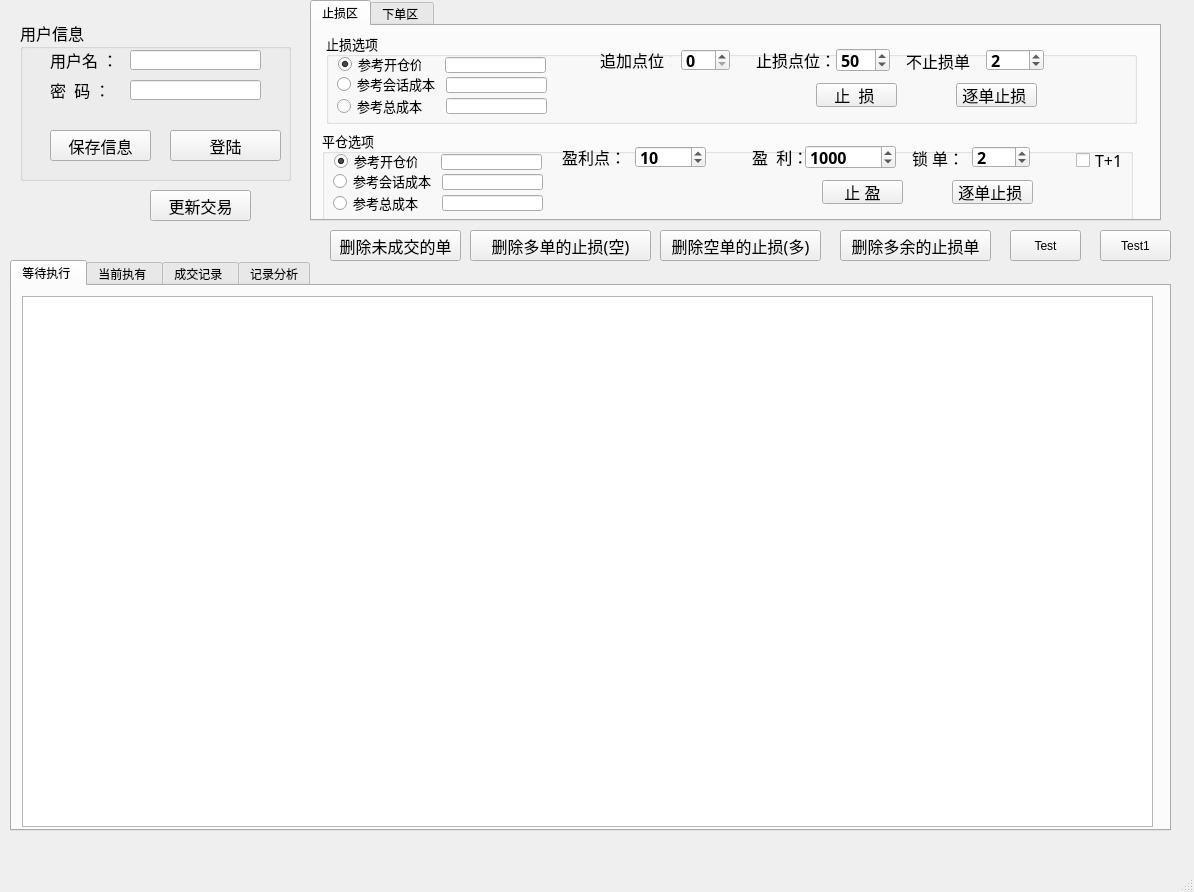
Before: the Qt Designer form win2.ui in che7611/test, drawn with Qt 5.
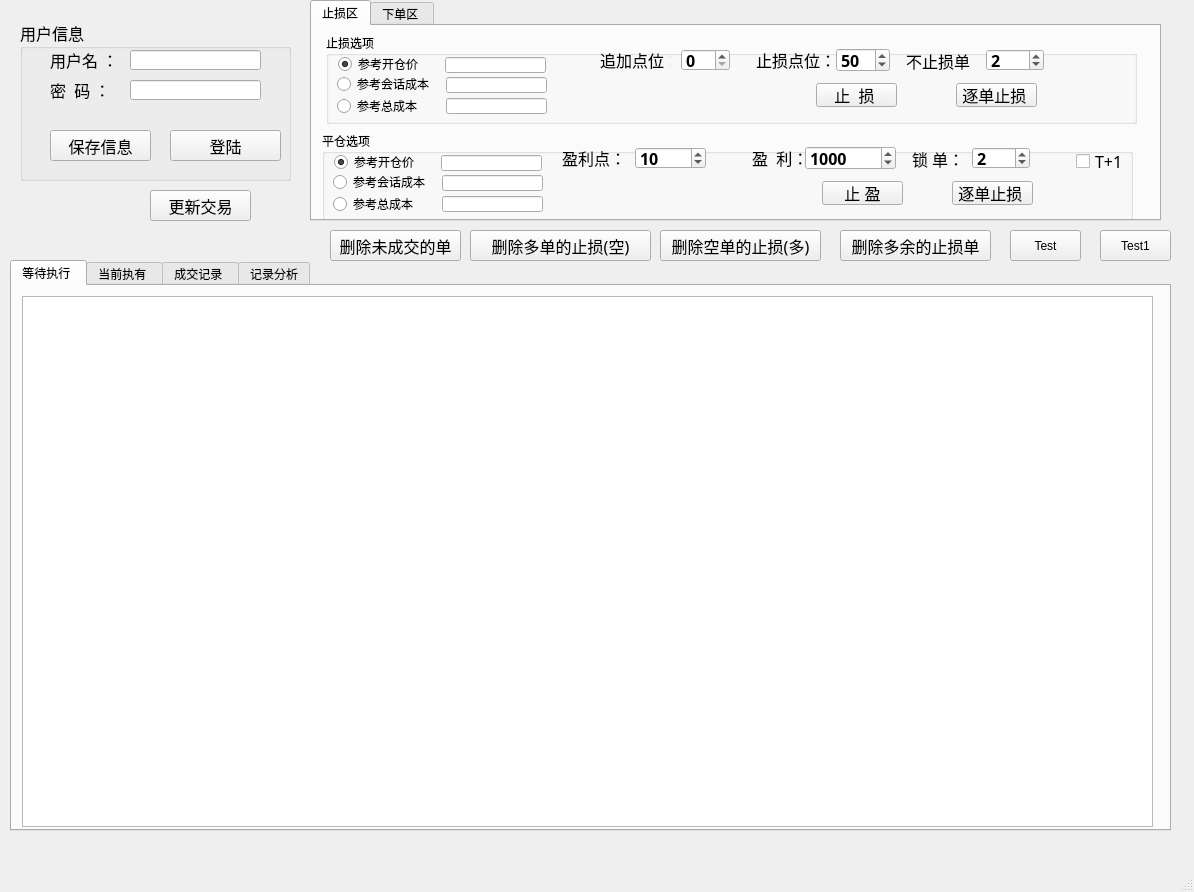
After: the same form once the commit is applied.

What changed in the file:
```diff
--- a/win2.ui
+++ b/win2.ui
@@ -272,8 +272,8 @@
       </property>
       <property name="font">
        <font>
-        <family>Adobe Arabic</family>
-        <pointsize>10</pointsize>
+        <family>新宋体</family>
+        <pointsize>9</pointsize>
        </font>
       </property>
       <property name="title">
@@ -538,15 +538,15 @@
       <property name="geometry">
        <rect>
         <x>10</x>
-        <y>104</y>
+        <y>105</y>
         <width>811</width>
         <height>91</height>
        </rect>
       </property>
       <property name="font">
        <font>
-        <family>Adobe Arabic</family>
-        <pointsize>10</pointsize>
+        <family>新宋体</family>
+        <pointsize>9</pointsize>
        </font>
       </property>
       <property name="title">
@@ -717,7 +717,7 @@
         <rect>
          <x>12</x>
          <y>23</y>
-         <width>83</width>
+         <width>101</width>
          <height>16</height>
         </rect>
        </property>
@@ -733,7 +733,7 @@
         <rect>
          <x>11</x>
          <y>43</y>
-         <width>101</width>
+         <width>111</width>
          <height>16</height>
         </rect>
        </property>
@@ -746,7 +746,7 @@
         <rect>
          <x>11</x>
          <y>65</y>
-         <width>89</width>
+         <width>101</width>
          <height>16</height>
         </rect>
        </property>
```
